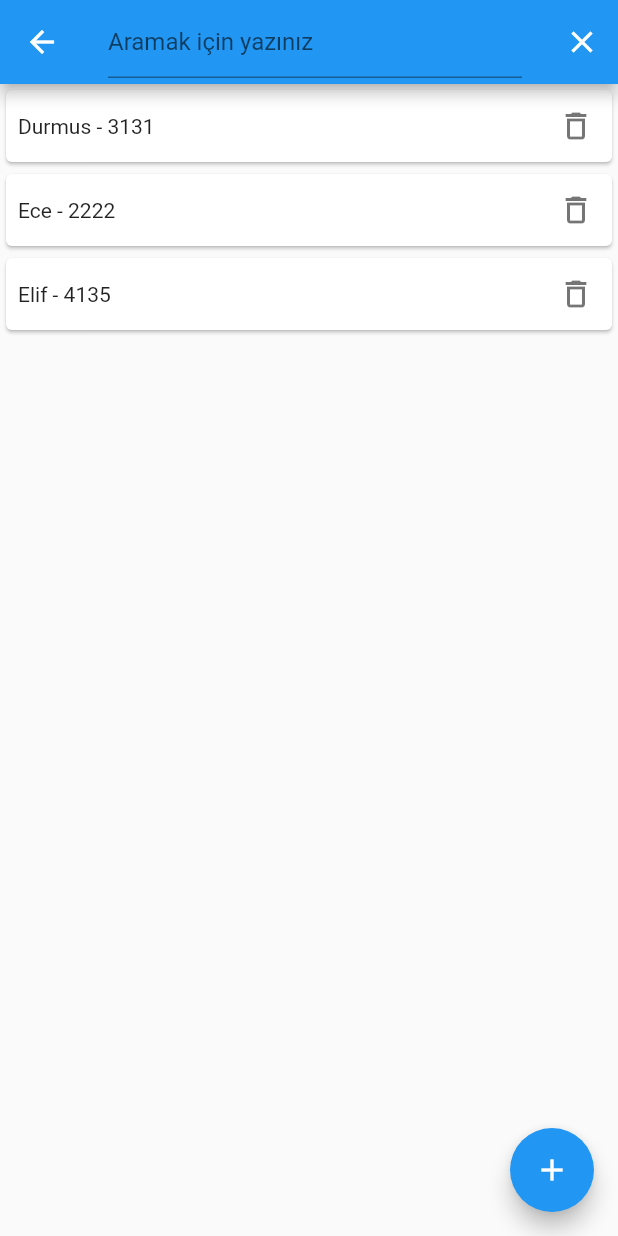
After one commit to HopeCoding/FlutterBootCamp, a Flutter app: the MainpagePerson screen opened directly, after a tap on the "search" icon, on a phone screen of 412 x 824 dp. The commit adds this screen. Run offline on Flutter 3.47's test engine with Material 2 defaults, Android fonts, the phone set to English and light mode, and no system bars.

Commit message:
Kişiler Uygulaması

```diff
--- /dev/null
+++ b/lib/kisiler_uygulamasi/data/entity/persons.dart
@@ -0,0 +1,7 @@
+class Persons {
+  int id;
+  String name;
+  String phone;
+
+  Persons({required this.id,required this.name,required this.phone});
+}
--- /dev/null
+++ b/lib/kisiler_uygulamasi/ui/screen/mainpagePerson.dart
@@ -0,0 +1,109 @@
+import 'package:dart_lessons/kisiler_uygulamasi/ui/screen/person_detail.dart';
+import 'package:dart_lessons/kisiler_uygulamasi/ui/screen/person_registration.dart';
+import 'package:flutter/material.dart';
+import 'package:dart_lessons/kisiler_uygulamasi/data/entity/persons.dart';
+
+class MainpagePerson extends StatefulWidget {
+  const MainpagePerson({Key? key}) : super(key: key);
+
+  @override
+  State<MainpagePerson> createState() => _MainpagePersonState();
+}
+
+class _MainpagePersonState extends State<MainpagePerson> {
+  bool searchInActive = false;
+
+  Future<List<Persons>> showAllPeople() async {
+    var personList = <Persons>[];
+    var p1 = Persons(id: 1, name: "Durmus", phone: "3131");
+    var p2 = Persons(id: 2, name: "Ece", phone: "2222");
+    var p3 = Persons(id: 3, name: "Elif", phone: "4135");
+    personList.add(p1);
+    personList.add(p2);
+    personList.add(p3);
+
+    return personList;
+  }
+
+  @override
+  Widget build(BuildContext context) {
+    return Scaffold(
+      appBar: AppBar(
+        title: searchInActive
+            ? TextField(
+                decoration:
+                    const InputDecoration(hintText: "Aramak için yazınız"),
+                onChanged: (searchData) {},
+              )
+            : const Text("Kişiler"),
+        actions: [
+          searchInActive
+              ? IconButton(
+                  onPressed: () {
+                    setState(() {
+                      searchInActive = false;
+                    });
+                  },
+                  icon: const Icon(Icons.clear))
+              : IconButton(
+                  onPressed: () {
+                    setState(() {
+                      searchInActive = true;
+                    });
+                  },
+                  icon: const Icon(Icons.search)),
+        ],
+      ),
+      body: FutureBuilder<List<Persons>>(
+        future: showAllPeople(),
+        builder: (context, snapshot) {
+          if (snapshot.hasData) {
+            var personList = snapshot.data;
+            return ListView.builder(
+              itemCount: personList!.length,
+              itemBuilder: (context, index) {
+                var person = personList[index];
+                return GestureDetector(
+                  onTap: (){
+                    Navigator.push(context, MaterialPageRoute(builder: (context) => PersonDetailPage(person: person)));
+                  },
+                  child: Card(
+                    child: Row(
+                      children: [
+                        Padding(
+                          padding: const EdgeInsets.all(8.0),
+                          child: Text("${person.name} - ${person.phone}"),
+                        ),
+                        Spacer(),
+                        IconButton(
+                            onPressed: () {
+                              ScaffoldMessenger.of(context).showSnackBar(
+                                SnackBar(
+                                    content: Text("${person.name} silinsin mi ?"),
+                                    action: SnackBarAction(
+                                      label: "Evet",
+                                      onPressed: (){
+                                        print("Kişi sil : ${person.id}");
+                                      },
+                                    ),
+                                ),
+                              );
+                            }, icon: Icon(Icons.delete_outline,color: Colors.black54,)),
+                      ],
+                    ),
+                  ),
+                );
+              },
+            );
+          } else {
+            return const Center();
+          }
+        },
+      ),
+      floatingActionButton: FloatingActionButton(
+        onPressed: () {},
+        child: const Icon(Icons.add_sharp),
+      ),
+    );
+  }
+}
```
Also changed, not shown: lib/kisiler_uygulamasi/ui/screen/person_detail.dart (added, +59 -0 lines), lib/kisiler_uygulamasi/ui/screen/person_registration.dart (added, +43 -0 lines), lib/main.dart (+7 -2 lines).
